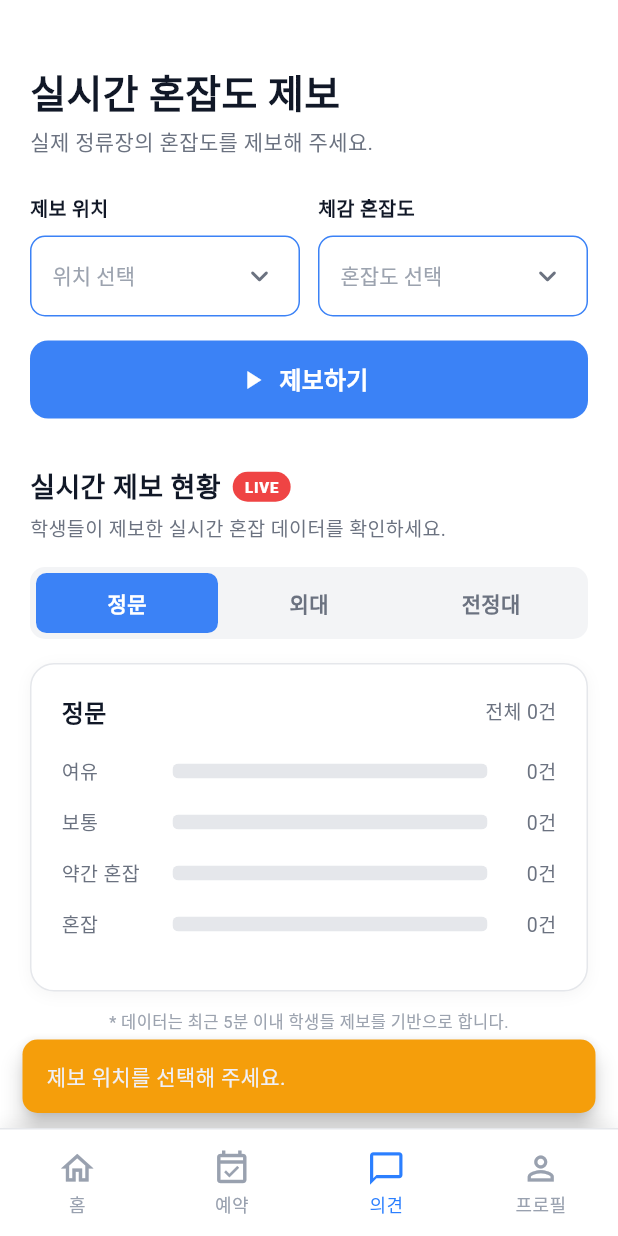
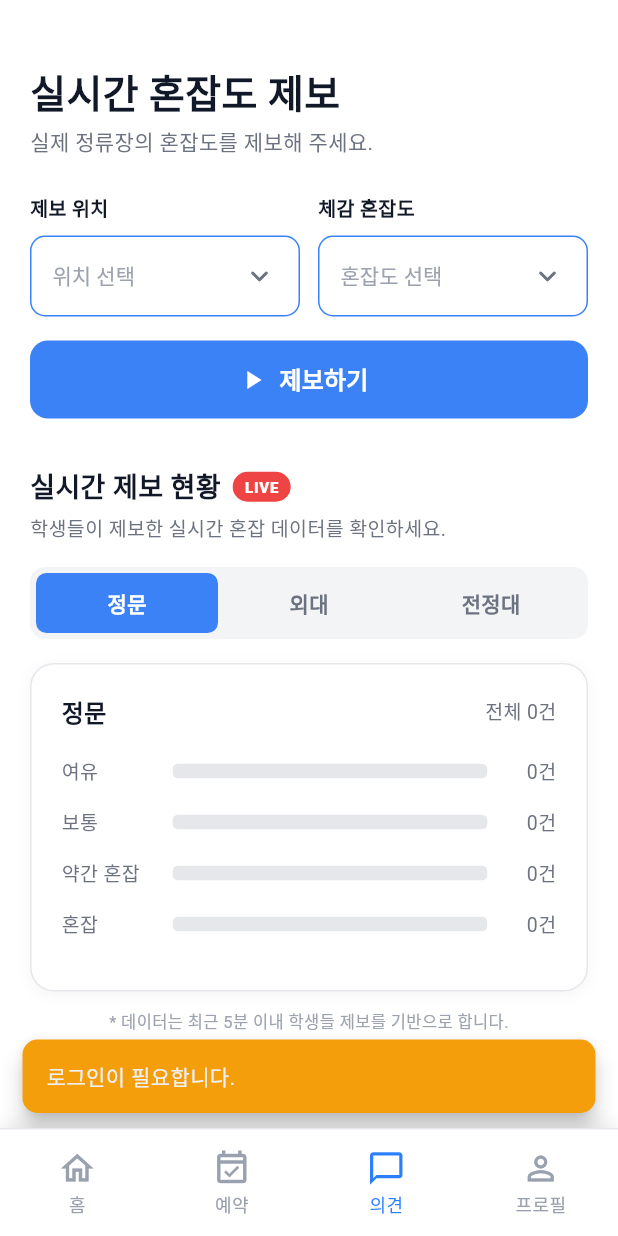
Before and after one commit to dhtmddn04/designthinking, a Flutter app: the screen it shows after launch, item 3 of the bottom bar chosen, after a tap on "제보하기", on a phone screen of 412 x 824 dp. Run offline on Flutter 3.47's test engine with Material 3 defaults, Android fonts, the phone set to English and light mode, and no system bars; network calls fail.

Commit message:
Seperate opinion cooldown by user

```diff
--- a/lib/screens/main_screen.dart
+++ b/lib/screens/main_screen.dart
@@ -27,7 +27,7 @@ class _MainScreenState extends State<MainScreen> {
         userId: currentUserId,
         needsWheelchair: currentNeedsWheelchair,
       ),
-      const OpinionScreen(),
+      OpinionScreen(key: ValueKey(currentUserId), userId: currentUserId),
       ProfileScreen(
         userId: currentUserId,
         onLoginSuccess: (user) {
--- a/lib/screens/opinion_screen.dart
+++ b/lib/screens/opinion_screen.dart
@@ -14,7 +14,9 @@ const Duration _cooldown = Duration(hours: 1);
 //  StatefulWidget
 // ──────────────────────────────────────────────
 class OpinionScreen extends StatefulWidget {
-  const OpinionScreen({super.key});
+  final int? userId;
+
+  const OpinionScreen({super.key, required this.userId});
 
   @override
   State<OpinionScreen> createState() => _OpinionScreenState();
@@ -39,7 +41,15 @@ class _OpinionScreenState extends State<OpinionScreen>
   };
 
   // ── 마지막 제보 시각 ─────────────────────────
-  DateTime? _lastReportedAt;
+  // ── 사용자별 마지막 제보 시각 ─────────────────
+  static final Map<int, DateTime> _lastReportedAtByUser = {};
+
+  DateTime? get _lastReportedAt {
+    final userId = widget.userId;
+    if (userId == null) return null;
+
+    return _lastReportedAtByUser[userId];
+  }
 
   // ── 1초 타이머 (쿨다운 카운트다운) ───────────
   Timer? _ticker;
@@ -98,6 +108,19 @@ class _OpinionScreenState extends State<OpinionScreen>
 
   // ── 제보 처리 ────────────────────────────────
   Future<void> _submitReport() async {
+    if (widget.userId == null) {
+      ScaffoldMessenger.of(context).showSnackBar(
+        SnackBar(
+          content: const Text('로그인이 필요합니다.'),
+          backgroundColor: const Color(0xFFF59E0B),
+          behavior: SnackBarBehavior.floating,
+          shape: RoundedRectangleBorder(
+            borderRadius: BorderRadius.circular(10),
+          ),
+        ),
+      );
+      return;
+    }
     if (_selectedLocation == null || _selectedCongestion == null) {
       ScaffoldMessenger.of(context).showSnackBar(
         SnackBar(
@@ -121,16 +144,16 @@ class _OpinionScreenState extends State<OpinionScreen>
 
     try {
       final result = await ApiService.submitOpinion(
+        userId: widget.userId!,
         stopName: _selectedLocation!,
         congestionLevel: _selectedCongestion!,
         comment: null,
       );
-
       if (!mounted) return;
 
       if (result['success'] == true) {
         setState(() {
-          _lastReportedAt = DateTime.now();
+          _lastReportedAtByUser[widget.userId!] = DateTime.now();
         });
 
         final tabIndex = _tabLabels.indexOf(_selectedLocation!);
--- a/lib/services/api_service.dart
+++ b/lib/services/api_service.dart
@@ -95,6 +95,7 @@ class ApiService {
   }
 
   static Future<Map<String, dynamic>> submitOpinion({
+    required int userId,
     required String stopName,
     required String congestionLevel,
     String? comment,
@@ -103,6 +104,7 @@ class ApiService {
       Uri.parse('$baseUrl/opinions'),
       headers: {'Content-Type': 'application/json'},
       body: jsonEncode({
+        'userId': userId,
         'stopName': stopName,
         'congestionLevel': congestionLevel,
         'comment': comment,
```
